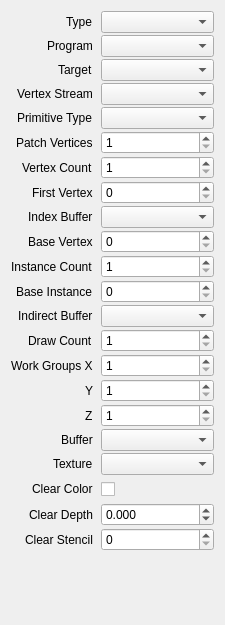
Above: src/session/CallProperties.ui from houmain/gpupad before the change. Below: the same form after it.
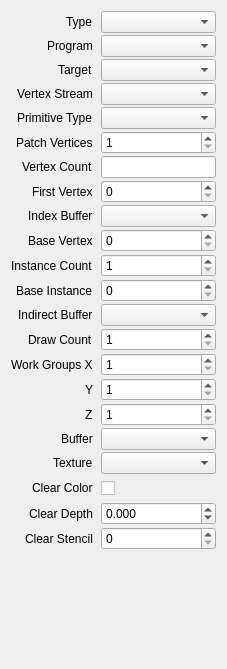
That is the form after the change. Custom widgets are drawn as their Qt base class.

Commit message: Call count can be expression

Patch:
```diff
--- a/src/session/CallProperties.ui
+++ b/src/session/CallProperties.ui
@@ -6,8 +6,8 @@
    <rect>
     <x>0</x>
     <y>0</y>
-    <width>225</width>
-    <height>625</height>
+    <width>227</width>
+    <height>669</height>
    </rect>
   </property>
   <layout class="QVBoxLayout">
@@ -91,16 +91,6 @@
        </property>
       </widget>
      </item>
-     <item row="6" column="1">
-      <widget class="QSpinBox" name="vertexCount">
-       <property name="minimum">
-        <number>1</number>
-       </property>
-       <property name="maximum">
-        <number>100000000</number>
-       </property>
-      </widget>
-     </item>
      <item row="7" column="0">
       <widget class="QLabel" name="labelFirstVertex">
        <property name="text">
@@ -339,6 +329,9 @@
        </property>
       </widget>
      </item>
+     <item row="6" column="1">
+      <widget class="ExpressionLineEdit" name="vertexCount"/>
+     </item>
     </layout>
    </item>
   </layout>
@@ -359,6 +352,11 @@
    <extends>QCheckBox</extends>
    <header>session/ColorPicker.h</header>
   </customwidget>
+  <customwidget>
+   <class>ExpressionLineEdit</class>
+   <extends>QLineEdit</extends>
+   <header>session/ExpressionLineEdit.h</header>
+  </customwidget>
  </customwidgets>
  <resources/>
  <connections/>
```
Left out of the diff: 96 changed lines with no effect on the pictures. The commit also changes 12 other files.
